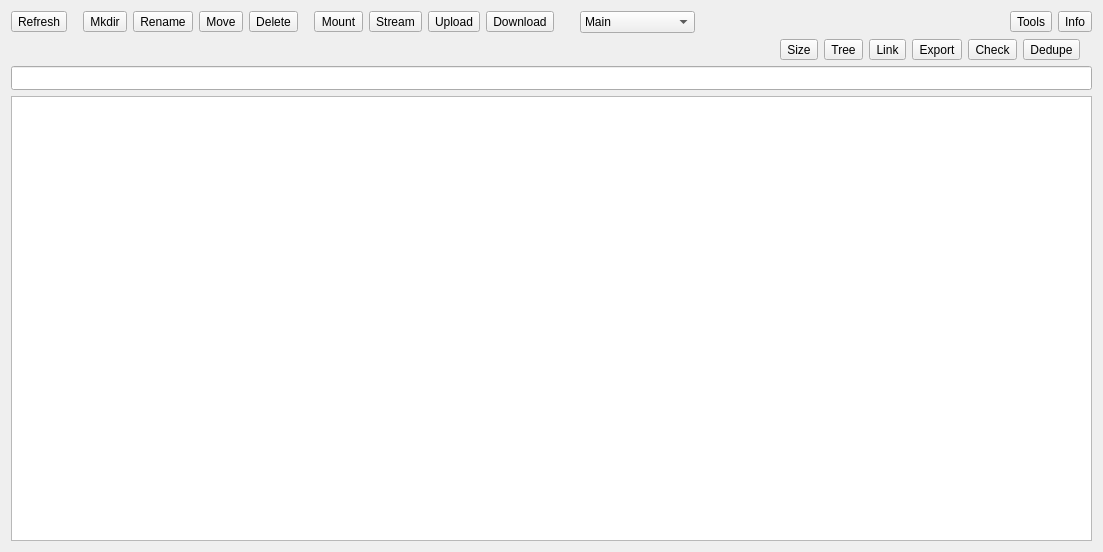
First picture: the form in src/remote_widget.ui, repository holazt/RcloneBrowser, before the edit.
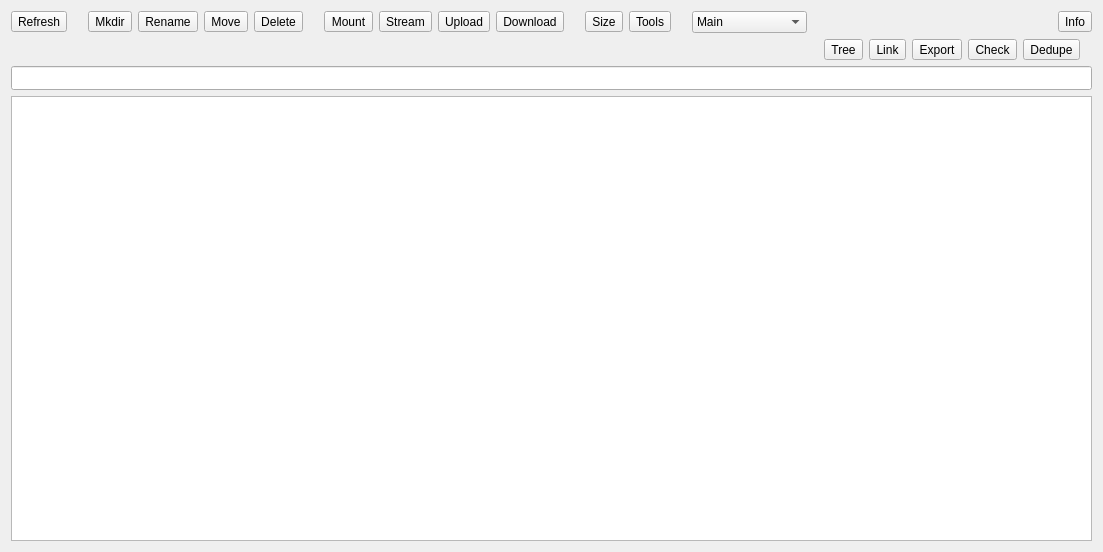
Second picture: the form after the edit.

Commit message: moved tools button to new location

The edit to the form file:
```diff
--- a/src/remote_widget.ui
+++ b/src/remote_widget.ui
@@ -36,7 +36,7 @@
        <property name="bottomMargin">
         <number>0</number>
        </property>
-       <item>
+       <item alignment="Qt::AlignVCenter">
         <widget class="QWidget" name="buttons" native="true">
          <layout class="QHBoxLayout" name="horizontalLayout_2">
           <property name="leftMargin">
@@ -71,7 +71,7 @@
             </property>
             <property name="sizeHint" stdset="0">
              <size>
-              <width>10</width>
+              <width>15</width>
               <height>20</height>
              </size>
             </property>
@@ -127,7 +127,7 @@
             </property>
             <property name="sizeHint" stdset="0">
              <size>
-              <width>10</width>
+              <width>15</width>
               <height>20</height>
              </size>
             </property>
@@ -163,7 +163,7 @@
             </property>
            </widget>
           </item>
-          <item>
+          <item alignment="Qt::AlignVCenter">
            <widget class="QToolButton" name="buttonDownload">
             <property name="text">
              <string>Download</string>
@@ -183,12 +183,35 @@
             </property>
             <property name="sizeHint" stdset="0">
              <size>
-              <width>10</width>
+              <width>15</width>
               <height>20</height>
              </size>
             </property>
            </spacer>
           </item>
+          <item>
+           <widget class="QToolButton" name="buttonSize">
+            <property name="text">
+             <string>Size</string>
+            </property>
+            <property name="toolButtonStyle">
+             <enum>Qt::ToolButtonTextUnderIcon</enum>
+            </property>
+           </widget>
+          </item>
+          <item>
+           <widget class="QToolButton" name="buttonTools">
+            <property name="text">
+             <string>Tools</string>
+            </property>
+            <property name="toolButtonStyle">
+             <enum>Qt::ToolButtonTextUnderIcon</enum>
+            </property>
+            <property name="arrowType">
+             <enum>Qt::NoArrow</enum>
+            </property>
+           </widget>
+          </item>
           <item>
            <spacer name="horizontalSpacer">
             <property name="orientation">
@@ -199,7 +222,7 @@
             </property>
             <property name="sizeHint" stdset="0">
              <size>
-              <width>10</width>
+              <width>15</width>
               <height>5</height>
              </size>
             </property>
@@ -265,19 +288,6 @@
             </property>
            </spacer>
           </item>
-          <item>
-           <widget class="QToolButton" name="buttonTools">
-            <property name="text">
-             <string>Tools</string>
-            </property>
-            <property name="checked">
-             <bool>false</bool>
-            </property>
-            <property name="toolButtonStyle">
-             <enum>Qt::ToolButtonTextUnderIcon</enum>
-            </property>
-           </widget>
-          </item>
           <item>
            <widget class="QToolButton" name="buttonInfo">
             <property name="text">
@@ -322,16 +332,6 @@
             </property>
            </spacer>
           </item>
-          <item>
-           <widget class="QToolButton" name="buttonSize">
-            <property name="text">
-             <string>Size</string>
-            </property>
-            <property name="toolButtonStyle">
-             <enum>Qt::ToolButtonTextUnderIcon</enum>
-            </property>
-           </widget>
-          </item>
           <item>
            <widget class="QToolButton" name="buttonTree">
             <property name="text">
```
The commit also changes 1 other file.
